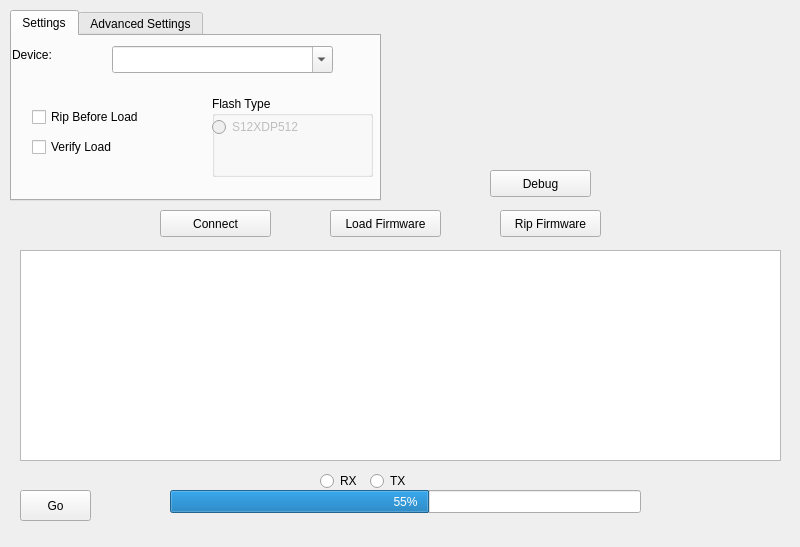
Before: the Qt Designer form src/freeems_loader.ui in seank/freeems-loader, drawn with Qt 5.
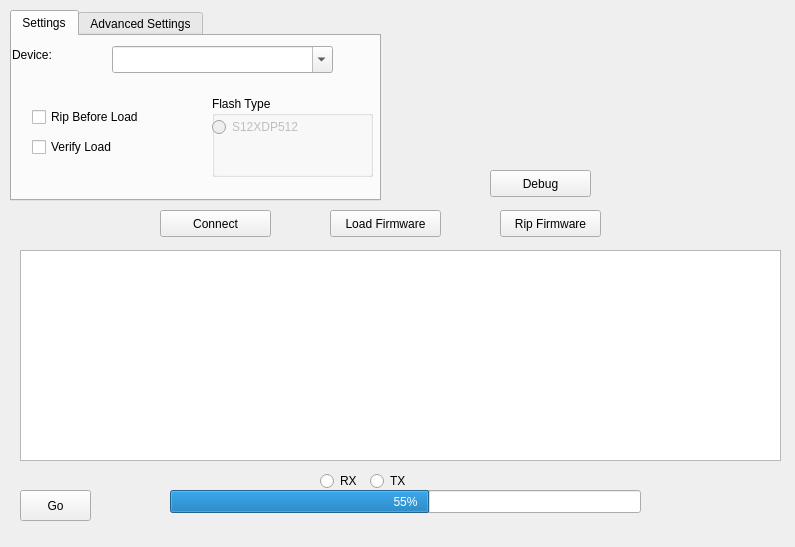
After: the same form once the commit is applied. Icons and pictures are not drawn.

What changed in the file:
```diff
--- a/src/freeems_loader.ui
+++ b/src/freeems_loader.ui
@@ -6,7 +6,7 @@
    <rect>
     <x>0</x>
     <y>0</y>
-    <width>800</width>
+    <width>795</width>
     <height>547</height>
    </rect>
   </property>
```
Left out of the diff: 5 changed lines with no effect on the pictures.
